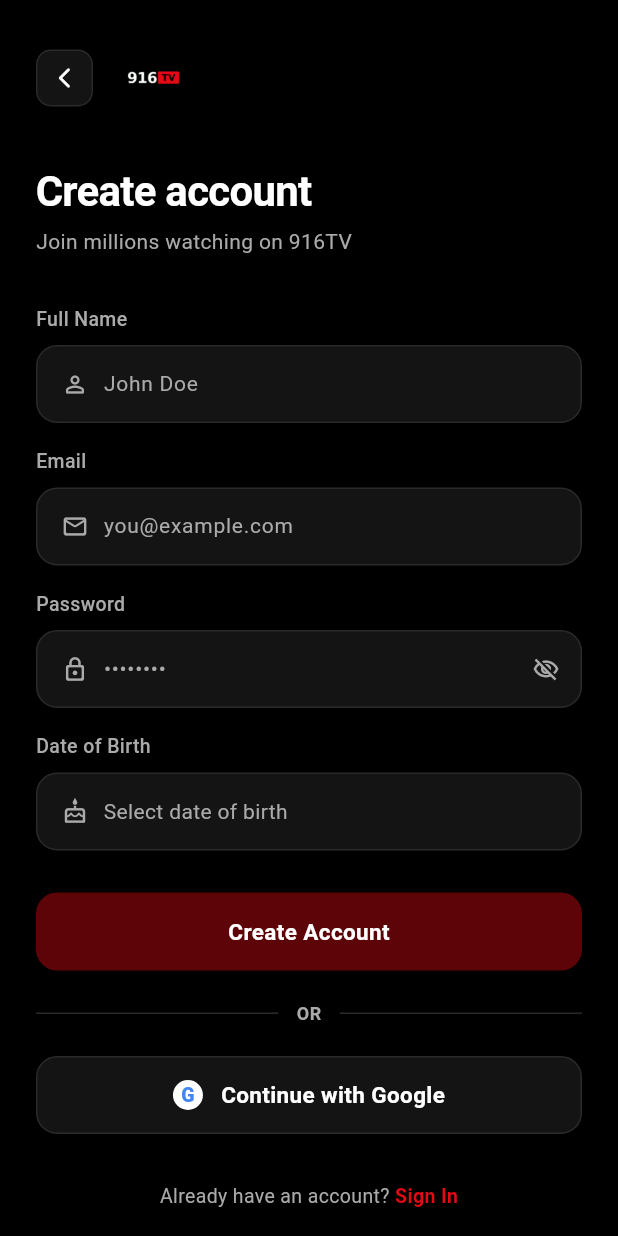
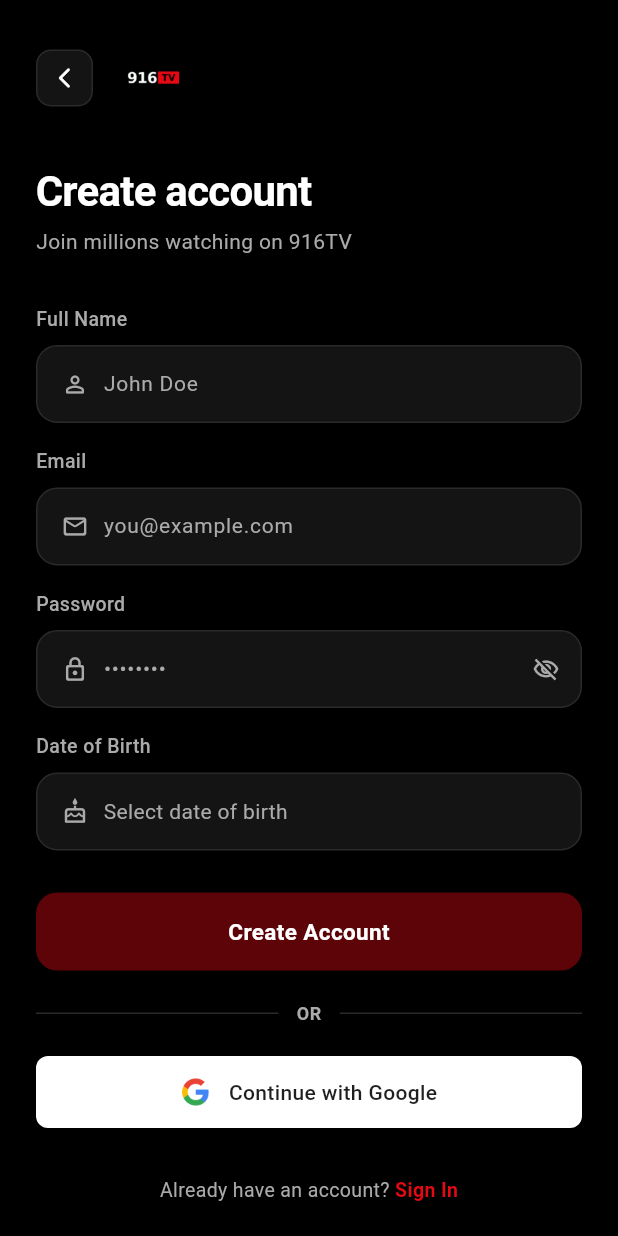
Before and after one commit to RamazonDurdiyev/shortflix, a Flutter app: the screen it shows after launch, after a tap on the "visibility off" icon, after a tap on "Sign Up", on a phone screen of 412 x 824 dp. Run offline on Flutter 3.47's test engine with Material 3 defaults, Android fonts, the phone set to English and light mode, and no system bars; our stand-ins replace connectivity_plus, dio, equatable, file_picker, firebase_core, firebase_messaging and 11 more; missing offline and left inert: video_compress; accounts and stored records are empty.

Commit message:
fix: google and apple sign in buttons

```diff
--- a/lib/src/ui/pages/sign_in_page/sign_in_page.dart
+++ b/lib/src/ui/pages/sign_in_page/sign_in_page.dart
@@ -10,6 +10,7 @@
 import 'package:shortflix/src/ui/pages/sign_in_page/sign_in_bloc.dart';
 import 'package:shortflix/src/ui/pages/sign_in_page/sign_in_event.dart';
 import 'package:shortflix/src/ui/pages/sign_in_page/sign_in_state.dart';
+import 'package:sign_in_with_apple/sign_in_with_apple.dart';
 
 class SignInPage extends StatefulWidget {
   const SignInPage({super.key});
@@ -297,7 +298,8 @@
   }
 
   // ─────────────────────────────────────────
-  //  GOOGLE BUTTON
+  //  GOOGLE BUTTON  (per Google brand guidelines:
+  //    https://developers.google.com/identity/branding-guidelines)
   // ─────────────────────────────────────────
   Widget _buildGoogleButton(SignInBloc bloc) {
     return BlocBuilder<SignInBloc, SignInState>(
@@ -306,59 +308,50 @@
         final isLoading =
             state is SignInGoogleState && state.state == BaseState.loading;
 
-        return GestureDetector(
-          onTap: isLoading ? null : () => bloc.add(SignInGoogleEvent()),
-          child: AnimatedContainer(
-            duration: const Duration(milliseconds: 200),
-            height: 52,
-            decoration: BoxDecoration(
-              color: ColorName.backgroundSecondary,
-              borderRadius: BorderRadius.circular(14),
-              border: Border.all(color: ColorName.surfaceSecondary),
-            ),
-            child: isLoading
-                ? const Center(
-                    child: SizedBox(
-                      width: 20,
-                      height: 20,
-                      child: CircularProgressIndicator(
-                        color: Colors.white,
-                        strokeWidth: 2,
-                      ),
-                    ),
-                  )
-                : Row(
-                    mainAxisAlignment: MainAxisAlignment.center,
-                    children: [
-                      Container(
+        return Material(
+          color: Colors.white,
+          borderRadius: BorderRadius.circular(8),
+          elevation: 1,
+          shadowColor: Colors.black.withValues(alpha: 0.15),
+          child: InkWell(
+            borderRadius: BorderRadius.circular(8),
+            onTap: isLoading ? null : () => bloc.add(SignInGoogleEvent()),
+            child: SizedBox(
+              height: 48,
+              child: isLoading
+                  ? const Center(
+                      child: SizedBox(
                         width: 20,
                         height: 20,
-                        decoration: const BoxDecoration(
-                          shape: BoxShape.circle,
-                          color: Colors.white,
+                        child: CircularProgressIndicator(
+                          color: Color(0xFF1F1F1F),
+                          strokeWidth: 2,
                         ),
-                        alignment: Alignment.center,
-                        child: const Text(
-                          'G',
-                          style: TextStyle(
-                            color: Color(0xFF4285F4),
-                            fontSize: 13,
-                            fontWeight: FontWeight.w900,
-                            height: 1,
+                      ),
+                    )
+                  : Row(
+                      mainAxisAlignment: MainAxisAlignment.center,
+                      children: [
+                        Image.asset(
+                          'assets/images/google_g_logo.png',
+                          width: 20,
+                          height: 20,
+                          fit: BoxFit.contain,
+                        ),
+                        const SizedBox(width: 12),
+                        Text(
+                          AppLocalizations.of(context).continueWithGoogle,
+                          style: const TextStyle(
+                            color: Color(0xFF1F1F1F),
+                            fontSize: 14,
+                            fontWeight: FontWeight.w500,
+                            letterSpacing: 0.25,
+                            fontFamily: 'Roboto',
                           ),
                         ),
-                      ),
-                      const SizedBox(width: 12),
-                      Text(
-                        AppLocalizations.of(context).continueWithGoogle,
-                        style: const TextStyle(
-                          color: Colors.white,
-                          fontSize: 15,
-                          fontWeight: FontWeight.w600,
-                        ),
-                      ),
-                    ],
-                  ),
+                      ],
+                    ),
+            ),
           ),
         );
       },
@@ -366,7 +359,9 @@
   }
 
   // ─────────────────────────────────────────
-  //  APPLE BUTTON (iOS only)
+  //  APPLE BUTTON  (uses the official SignInWithAppleButton widget,
+  //    which conforms to Apple's HIG for "Sign in with Apple")
+  //  iOS only.
   // ─────────────────────────────────────────
   Widget _buildAppleButton(SignInBloc bloc) {
     return BlocBuilder<SignInBloc, SignInState>(
@@ -375,49 +370,32 @@
         final isLoading =
             state is SignInAppleState && state.state == BaseState.loading;
 
-        return GestureDetector(
-          onTap: isLoading ? null : () => bloc.add(SignInAppleEvent()),
-          child: AnimatedContainer(
-            duration: const Duration(milliseconds: 200),
-            height: 52,
+        if (isLoading) {
+          return Container(
+            height: 44,
             decoration: BoxDecoration(
-              color: Colors.white,
-              borderRadius: BorderRadius.circular(14),
+              color: Colors.black,
+              borderRadius: BorderRadius.circular(8),
             ),
-            child: isLoading
-                ? const Center(
-                    child: SizedBox(
-                      width: 20,
-                      height: 20,
-                      child: CircularProgressIndicator(
-                        color: Colors.black,
-                        strokeWidth: 2,
-                      ),
-                    ),
-                  )
-                : Row(
-                    mainAxisAlignment: MainAxisAlignment.center,
-                    children: [
-                      const Text(
-                        '',
-                        style: TextStyle(
-                          color: Colors.black,
-                          fontSize: 20,
-                          height: 1,
-                        ),
-                      ),
-                      const SizedBox(width: 10),
-                      Text(
-                        AppLocalizations.of(context).continueWithApple,
-                        style: const TextStyle(
-                          color: Colors.black,
-                          fontSize: 15,
-                          fontWeight: FontWeight.w600,
-                        ),
-                      ),
-                    ],
-                  ),
-          ),
+            child: const Center(
+              child: SizedBox(
+                width: 20,
+                height: 20,
+                child: CircularProgressIndicator(
+                  color: Colors.white,
+                  strokeWidth: 2,
+                ),
+              ),
+            ),
+          );
+        }
+
+        return SignInWithAppleButton(
+          onPressed: () => bloc.add(SignInAppleEvent()),
+          text: AppLocalizations.of(context).continueWithApple,
+          style: SignInWithAppleButtonStyle.white,
+          height: 44,
+          borderRadius: const BorderRadius.all(Radius.circular(8)),
         );
       },
     );
--- a/lib/src/ui/pages/sign_up_page/sign_up_page.dart
+++ b/lib/src/ui/pages/sign_up_page/sign_up_page.dart
@@ -10,6 +10,7 @@
 import 'package:shortflix/src/ui/pages/sign_up_page/sign_up_bloc.dart';
 import 'package:shortflix/src/ui/pages/sign_up_page/sign_up_event.dart';
 import 'package:shortflix/src/ui/pages/sign_up_page/sign_up_state.dart';
+import 'package:sign_in_with_apple/sign_in_with_apple.dart';
 
 class SignUpPage extends StatefulWidget {
   const SignUpPage({super.key});
@@ -449,7 +450,8 @@
   }
 
   // ─────────────────────────────────────────
-  //  GOOGLE BUTTON
+  //  GOOGLE BUTTON  (per Google brand guidelines:
+  //    https://developers.google.com/identity/branding-guidelines)
   // ─────────────────────────────────────────
   Widget _buildGoogleButton(SignUpBloc bloc) {
     return BlocBuilder<SignUpBloc, SignUpState>(
@@ -458,59 +460,50 @@
         final isLoading =
             state is SignUpGoogleState && state.state == BaseState.loading;
 
-        return GestureDetector(
-          onTap: isLoading ? null : () => bloc.add(SignUpGoogleEvent()),
-          child: AnimatedContainer(
-            duration: const Duration(milliseconds: 200),
-            height: 52,
-            decoration: BoxDecoration(
-              color: ColorName.backgroundSecondary,
-              borderRadius: BorderRadius.circular(14),
-              border: Border.all(color: ColorName.surfaceSecondary),
-            ),
-            child: isLoading
-                ? const Center(
-                    child: SizedBox(
-                      width: 20,
-                      height: 20,
-                      child: CircularProgressIndicator(
-                        color: Colors.white,
-                        strokeWidth: 2,
-                      ),
-                    ),
-                  )
-                : Row(
-                    mainAxisAlignment: MainAxisAlignment.center,
-                    children: [
-                      Container(
+        return Material(
+          color: Colors.white,
+          borderRadius: BorderRadius.circular(8),
+          elevation: 1,
+          shadowColor: Colors.black.withValues(alpha: 0.15),
+          child: InkWell(
+            borderRadius: BorderRadius.circular(8),
+            onTap: isLoading ? null : () => bloc.add(SignUpGoogleEvent()),
+            child: SizedBox(
+              height: 48,
+              child: isLoading
+                  ? const Center(
+                      child: SizedBox(
                         width: 20,
                         height: 20,
-                        decoration: const BoxDecoration(
-                          shape: BoxShape.circle,
-                          color: Colors.white,
+                        child: CircularProgressIndicator(
+                          color: Color(0xFF1F1F1F),
+                          strokeWidth: 2,
                         ),
-                        alignment: Alignment.center,
-                        child: const Text(
-                          'G',
-                          style: TextStyle(
-                            color: Color(0xFF4285F4),
-                            fontSize: 13,
-                            fontWeight: FontWeight.w900,
-                            height: 1,
+                      ),
+                    )
+                  : Row(
+                      mainAxisAlignment: MainAxisAlignment.center,
+                      children: [
+                        Image.asset(
+                          'assets/images/google_g_logo.png',
+                          width: 20,
+                          height: 20,
+                          fit: BoxFit.contain,
+                        ),
+                        const SizedBox(width: 12),
+                        Text(
+                          AppLocalizations.of(context).continueWithGoogle,
+                          style: const TextStyle(
+                            color: Color(0xFF1F1F1F),
+                            fontSize: 14,
+                            fontWeight: FontWeight.w500,
+                            letterSpacing: 0.25,
+                            fontFamily: 'Roboto',
                           ),
                         ),
-                      ),
-                      const SizedBox(width: 12),
-                      Text(
-                        AppLocalizations.of(context).continueWithGoogle,
-                        style: const TextStyle(
-                          color: Colors.white,
-                          fontSize: 15,
-                          fontWeight: FontWeight.w600,
-                        ),
-                      ),
-                    ],
-                  ),
+                      ],
+                    ),
+            ),
           ),
         );
       },
@@ -518,7 +511,9 @@
   }
 
   // ─────────────────────────────────────────
-  //  APPLE BUTTON (iOS only)
+  //  APPLE BUTTON  (uses the official SignInWithAppleButton widget,
+  //    which conforms to Apple's HIG for "Sign in with Apple")
+  //  iOS only.
   // ─────────────────────────────────────────
   Widget _buildAppleButton(SignUpBloc bloc) {
     return BlocBuilder<SignUpBloc, SignUpState>(
@@ -527,49 +522,32 @@
         final isLoading =
             state is SignUpAppleState && state.state == BaseState.loading;
 
-        return GestureDetector(
-          onTap: isLoading ? null : () => bloc.add(SignUpAppleEvent()),
-          child: AnimatedContainer(
-            duration: const Duration(milliseconds: 200),
-            height: 52,
+        if (isLoading) {
+          return Container(
+            height: 44,
             decoration: BoxDecoration(
-              color: Colors.white,
-              borderRadius: BorderRadius.circular(14),
+              color: Colors.black,
+              borderRadius: BorderRadius.circular(8),
             ),
-            child: isLoading
-                ? const Center(
-                    child: SizedBox(
-                      width: 20,
-                      height: 20,
-                      child: CircularProgressIndicator(
-                        color: Colors.black,
-                        strokeWidth: 2,
-                      ),
-                    ),
-                  )
-                : Row(
-                    mainAxisAlignment: MainAxisAlignment.center,
-                    children: [
-                      const Text(
-                        '',
-                        style: TextStyle(
-                          color: Colors.black,
-                          fontSize: 20,
-                          height: 1,
-                        ),
-                      ),
-                      const SizedBox(width: 10),
-                      Text(
-                        AppLocalizations.of(context).continueWithApple,
-                        style: const TextStyle(
-                          color: Colors.black,
-                          fontSize: 15,
-                          fontWeight: FontWeight.w600,
-                        ),
-                      ),
-                    ],
-                  ),
-          ),
+            child: const Center(
+              child: SizedBox(
+                width: 20,
+                height: 20,
+                child: CircularProgressIndicator(
+                  color: Colors.white,
+                  strokeWidth: 2,
+                ),
+              ),
+            ),
+          );
+        }
+
+        return SignInWithAppleButton(
+          onPressed: () => bloc.add(SignUpAppleEvent()),
+          text: AppLocalizations.of(context).continueWithApple,
+          style: SignInWithAppleButtonStyle.white,
+          height: 44,
+          borderRadius: const BorderRadius.all(Radius.circular(8)),
         );
       },
     );
```
Also changed, not shown: assets/images/google_g_logo.png (added).
